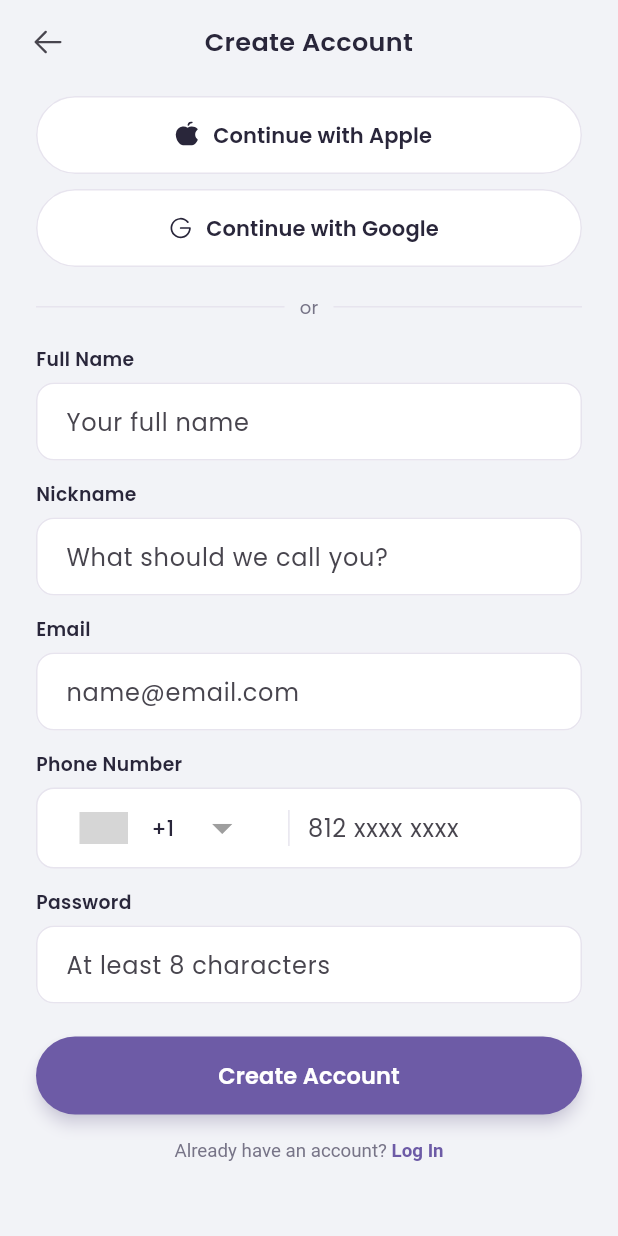
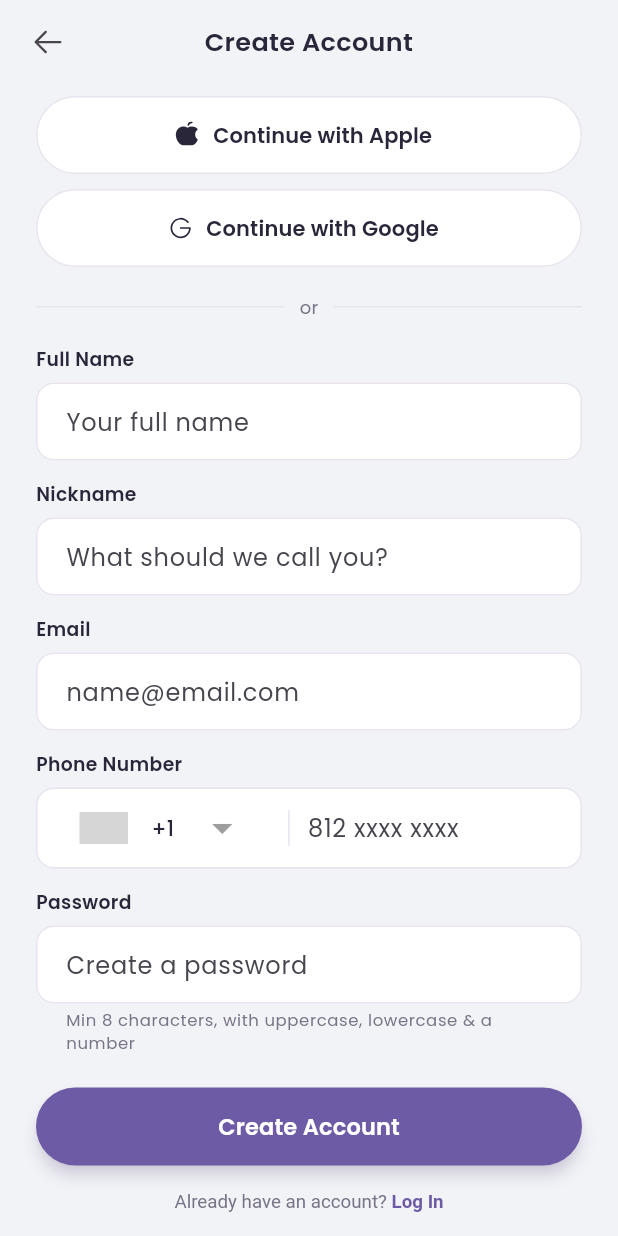
Before and after one commit to danieladrian/couplivy-mobile, a Flutter app: the SignUpScreen screen opened by its route, on a phone screen of 412 x 824 dp. Run offline on Flutter 3.47's test engine with Material 3 defaults, Android fonts, the phone set to English and light mode, and no system bars; drawn by our look-alikes of country_code_picker; our stand-ins replace dio, drift, flutter_riverpod, flutter_secure_storage, go_router, google_fonts and 4 more; accounts and stored records are empty; generated files the repository leaves out were written again; grey boxes are pictures that could not be loaded.

Commit message:
feat(auth): show password complexity requirement on Sign Up
Matches the new backend validation (couplivy-backend commit 126e52a) —
password now needs min 8 chars, uppercase, lowercase, and a number.

- AppTextField: new helperText param — unlike hintText (a placeholder
  that disappears once typing starts), helperText stays visible below
  the field the whole time. Falls back to errorText when present
  (InputDecoration's default behavior, made explicit here).
- SignUpScreen's password field: hintText shortened to "Create a
  password" / "Buat password", the character-requirement copy moved to
  the new persistent helperText so it's visible while the user types,
  not just before.

flutter analyze: no issues. flutter test: 44/44 passing.

Co-Authored-By: Claude Sonnet 5 <noreply@anthropic.com>

```diff
--- a/lib/features/auth/sign_up_screen.dart
+++ b/lib/features/auth/sign_up_screen.dart
@@ -160,6 +160,7 @@ class _SignUpScreenState extends ConsumerState<SignUpScreen> {
                       AppTextField(
                         label: l10n.authPasswordLabel,
                         hintText: l10n.authPasswordHintSignUp,
+                        helperText: l10n.authPasswordHelperSignUp,
                         controller: _passwordController,
                         obscureText: true,
                         errorText: apiError?.errorFor('password'),
--- a/lib/l10n/app_en.arb
+++ b/lib/l10n/app_en.arb
@@ -33,7 +33,8 @@
   "authEmailHint": "name@email.com",
   "authPhoneLabel": "Phone Number",
   "authPasswordLabel": "Password",
-  "authPasswordHintSignUp": "At least 8 characters",
+  "authPasswordHintSignUp": "Create a password",
+  "authPasswordHelperSignUp": "Min 8 characters, with uppercase, lowercase & a number",
   "authPasswordHintLogin": "Your password",
   "authForgotPassword": "Forgot password?",
   "authComingSoon": "Coming soon — set up your Google/Apple Developer credentials first.",
--- a/lib/l10n/app_id.arb
+++ b/lib/l10n/app_id.arb
@@ -18,7 +18,8 @@
   "authEmailHint": "nama@email.com",
   "authPhoneLabel": "Nomor HP",
   "authPasswordLabel": "Password",
-  "authPasswordHintSignUp": "Minimal 8 karakter",
+  "authPasswordHintSignUp": "Buat password",
+  "authPasswordHelperSignUp": "Min 8 karakter, ada huruf besar, kecil & angka",
   "authPasswordHintLogin": "Password kamu",
   "authForgotPassword": "Lupa password?",
   "authComingSoon": "Segera hadir — perlu setup kredensial Google/Apple Developer dulu.",
--- a/lib/shared/widgets/app_text_field.dart
+++ b/lib/shared/widgets/app_text_field.dart
@@ -12,6 +12,7 @@ class AppTextField extends StatelessWidget {
     required this.label,
     this.controller,
     this.hintText,
+    this.helperText,
     this.obscureText = false,
     this.keyboardType,
     this.errorText,
@@ -21,6 +22,11 @@ class AppTextField extends StatelessWidget {
   final String label;
   final TextEditingController? controller;
   final String? hintText;
+  // Beda dari `hintText` (placeholder — hilang begitu user mulai
+  // mengetik): `helperText` TETAP TERLIHAT di bawah field sepanjang
+  // waktu. Dipakai untuk syarat yang perlu diingat user selama mengisi
+  // (mis. syarat kompleksitas password), bukan cuma sebelum mulai isi.
+  final String? helperText;
   final bool obscureText;
   final TextInputType? keyboardType;
   final String? errorText;
@@ -46,6 +52,16 @@ class AppTextField extends StatelessWidget {
           keyboardType: keyboardType,
           decoration: InputDecoration(
             hintText: hintText,
+            // errorText MENGGANTIKAN helperText kalau ada error (perilaku
+            // bawaan InputDecoration) — jadi tidak perlu dicek manual di
+            // sini, tapi tetap eksplisit: helperText cuma tampil kalau
+            // TIDAK ada error.
+            helperText: errorText == null ? helperText : null,
+            helperMaxLines: 2,
+            helperStyle: const TextStyle(
+              fontSize: 11,
+              color: AppColors.textSecondary,
+            ),
             errorText: errorText,
             suffixIcon: suffixIcon,
             filled: true,
```
Also changed, not shown: lib/l10n/generated/app_localizations.dart, lib/l10n/generated/app_localizations_en.dart, lib/l10n/generated/app_localizations_id.dart.
